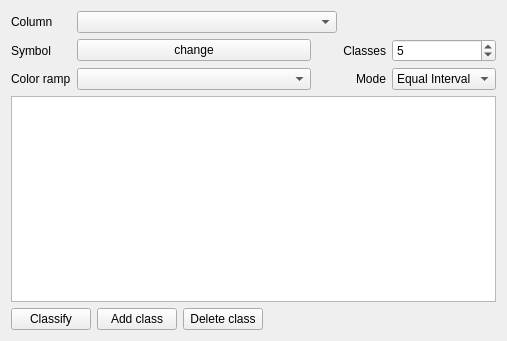
Before: the Qt Designer form qgis/src/ui/qgsgraduatedsymbolrendererv2widget.ui in sourcepole/qgis, drawn with Qt 5.
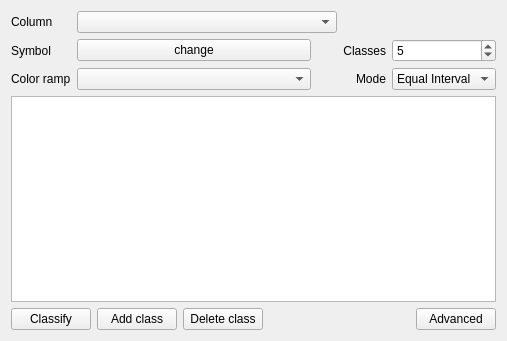
After: the same form once the commit is applied.

Patch:
```diff
--- a/qgis/src/ui/qgsgraduatedsymbolrendererv2widget.ui
+++ b/qgis/src/ui/qgsgraduatedsymbolrendererv2widget.ui
@@ -173,6 +173,13 @@
        </property>
       </spacer>
      </item>
+     <item>
+      <widget class="QPushButton" name="btnAdvanced">
+       <property name="text">
+        <string>Advanced</string>
+       </property>
+      </widget>
+     </item>
     </layout>
    </item>
   </layout>
```
